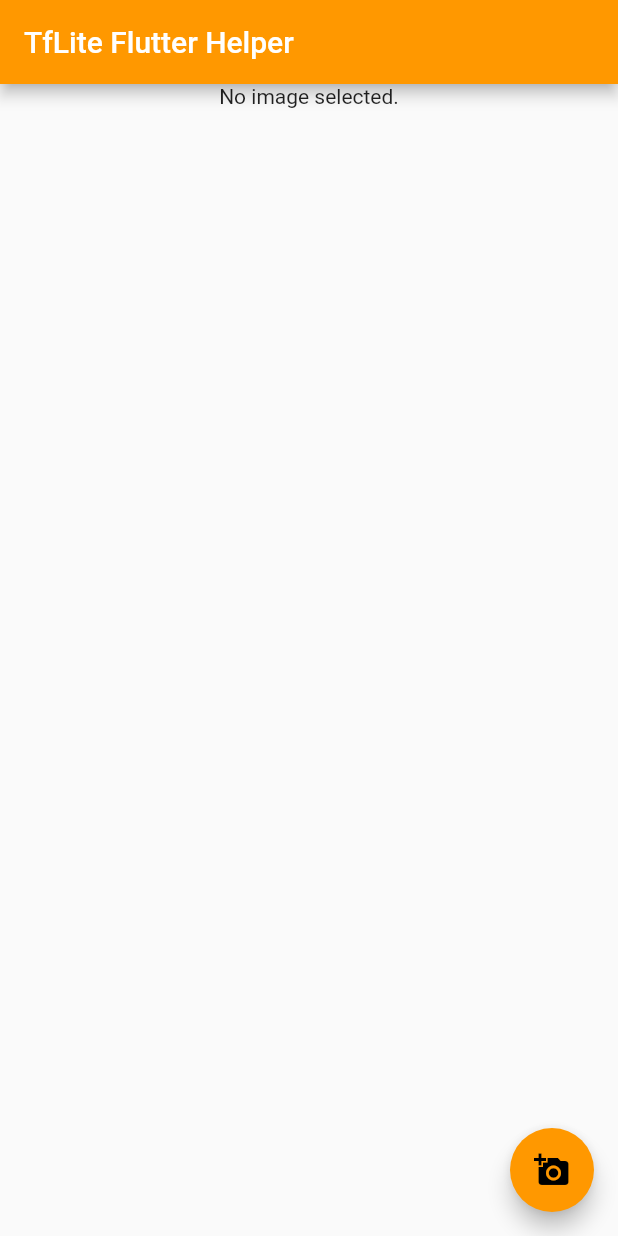
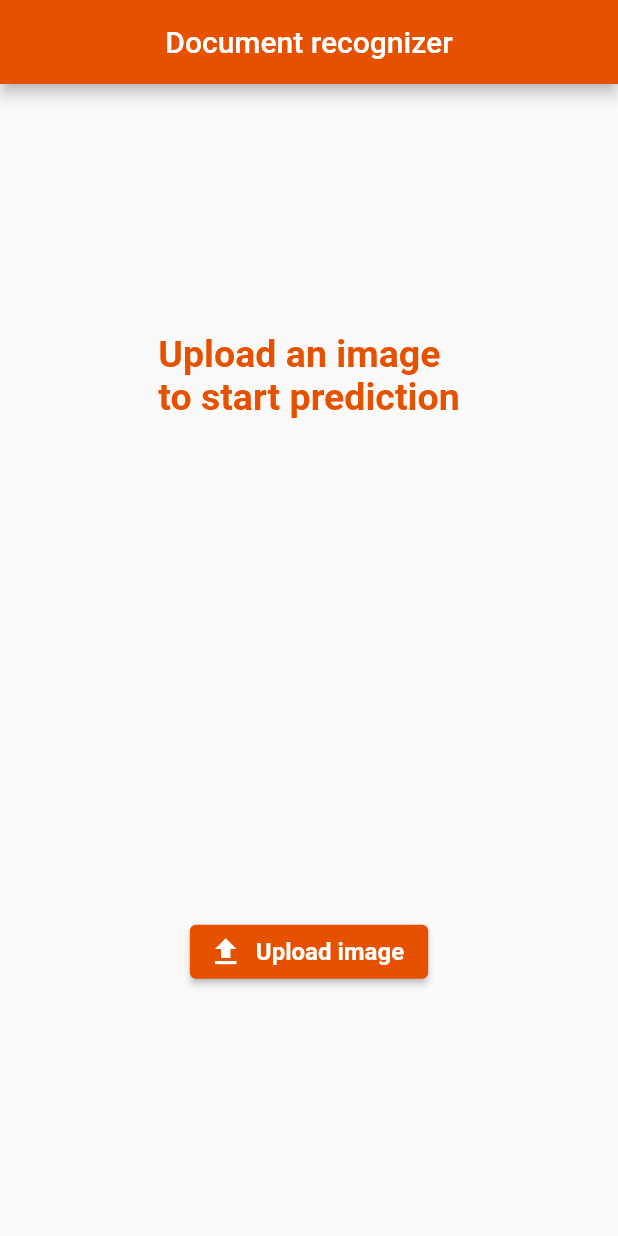
Before and after one commit to LorenzoLongarini/Deep-Learning-based-system-for-document-recognition, a Flutter app: the screen it shows after launch, on a phone screen of 412 x 824 dp. Run offline on Flutter 3.47's test engine with Material 2 defaults, Android fonts, the phone set to English and light mode, and no system bars; our stand-ins replace image_picker, logger; missing offline and left inert: tflite_flutter, tflite_flutter_helper.

Commit message:
fix grafici

```diff
--- /dev/null
+++ b/application/document_recognition/lib/app.dart
@@ -0,0 +1,106 @@
+import 'dart:io';
+
+import 'package:document_recognition/classifier/classifier.dart';
+import 'package:document_recognition/classifier/classifier_quant.dart';
+import 'package:document_recognition/utils/labels.dart';
+import 'package:flutter/material.dart';
+import 'package:image_picker/image_picker.dart';
+import 'package:logger/logger.dart';
+import 'package:image/image.dart' as img;
+import 'package:tflite_flutter_helper/tflite_flutter_helper.dart';
+
+import 'custom_elements/picker_button.dart';
+import 'custom_elements/text_element.dart';
+
+class App extends StatefulWidget {
+  const App({super.key});
+
+  @override
+  State<App> createState() => _AppState();
+}
+
+class _AppState extends State<App> {
+  final picker = ImagePicker();
+  late Classifier _classifier;
+  var logger = Logger();
+  String text = '';
+  List<String> lines = [];
+  int totalLines = 0;
+  File? _image;
+  Image? _imageWidget;
+  img.Image? fox;
+  Category? category;
+
+  @override
+  void initState() {
+    super.initState();
+    _classifier = ClassifierQuant();
+  }
+
+  Future getImage() async {
+    final pickedFile = await picker.pickImage(source: ImageSource.gallery);
+
+    setState(() {
+      if (pickedFile != null) {
+        _image = File(pickedFile.path);
+        _imageWidget = Image.file(_image!);
+        _predict();
+      }
+    });
+  }
+
+  void _predict() async {
+    img.Image imageInput = img.decodeImage(_image!.readAsBytesSync())!;
+    var pred = _classifier.predict(imageInput);
+
+    setState(() {
+      category = pred;
+      text = getLabel(category!.label);
+      lines = text.split("\n");
+      totalLines = lines.length;
+    });
+  }
+
+  @override
+  Widget build(BuildContext context) {
+    return Scaffold(
+      appBar: AppBar(
+        centerTitle: true,
+        title: const Text(
+          'Document recognizer',
+          style: TextStyle(color: Colors.white),
+        ),
+      ),
+      body: Column(
+        mainAxisAlignment: MainAxisAlignment.spaceEvenly,
+        children: <Widget>[
+          Center(
+            child: _image == null
+                ? const TextElement(
+                    text: 'Upload an image \nto start prediction',
+                  )
+                : Container(
+                    padding: const EdgeInsets.all(15),
+                    child: ClipRRect(
+                      borderRadius: BorderRadius.circular(16),
+                      child: _imageWidget,
+                    ),
+                  ),
+          ),
+          Column(
+            children: lines.map((e) => TextElement(text: e)).toList(),
+          ),
+          PickerButton(
+            onPressed: getImage,
+          )
+          // Text(
+          //   category != null
+          //       ? 'Confidence: ${category!.score.toStringAsFixed(3)}'
+          //       : '',
+          //   style: const TextStyle(fontSize: 16),
+          // ),
+        ],
+      ),
+    );
+  }
+}
--- a/application/document_recognition/lib/classifier/classifier.dart
+++ b/application/document_recognition/lib/classifier/classifier.dart
@@ -78,7 +78,7 @@ abstract class Classifier {
     return ImageProcessorBuilder()
         .add(ResizeWithCropOrPadOp(cropSize, cropSize))
         .add(ResizeOp(
-            _inputShape[0], _inputShape[1], ResizeMethod.NEAREST_NEIGHBOUR))
+            _inputShape[1], _inputShape[2], ResizeMethod.NEAREST_NEIGHBOUR))
         .add(preProcessNormalizeOp)
         .build()
         .process(_inputImage);
--- /dev/null
+++ b/application/document_recognition/lib/custom_elements/picker_button.dart
@@ -0,0 +1,25 @@
+import 'package:flutter/material.dart';
+
+class PickerButton extends StatelessWidget {
+  const PickerButton({
+    super.key,
+    this.onPressed,
+  });
+  final void Function()? onPressed;
+  // final String text;
+
+  @override
+  Widget build(BuildContext context) {
+    return ElevatedButton.icon(
+      onPressed: onPressed,
+      icon: const Icon(Icons.upload_sharp),
+      label: const Text(
+        'Upload image',
+        style: TextStyle(
+          fontSize: 16,
+          fontWeight: FontWeight.bold,
+        ),
+      ),
+    );
+  }
+}
--- /dev/null
+++ b/application/document_recognition/lib/custom_elements/text_element.dart
@@ -0,0 +1,17 @@
+import 'package:flutter/material.dart';
+
+class TextElement extends StatelessWidget {
+  const TextElement({super.key, required this.text});
+  final String text;
+  @override
+  Widget build(BuildContext context) {
+    return Text(
+      text,
+      style: const TextStyle(
+        fontSize: 25,
+        fontWeight: FontWeight.bold,
+        color: Color(0xffe65100),
+      ),
+    );
+  }
+}
--- a/application/document_recognition/lib/main.dart
+++ b/application/document_recognition/lib/main.dart
@@ -1,121 +1,46 @@
-import 'dart:io';
+import 'package:document_recognition/app.dart';
+import 'package:flutter/material.dart';
 
-import 'package:document_recognition/classifier/classifier.dart';
-import 'package:document_recognition/classifier/classifier_quant.dart';
-import 'package:flutter/material.dart';
-import 'package:image/image.dart' as img;
-import 'package:image_picker/image_picker.dart';
-import 'package:logger/logger.dart';
-import 'package:tflite_flutter_helper/tflite_flutter_helper.dart';
-
-void main() => runApp(MyApp());
+void main() => runApp(const MyApp());
 
 class MyApp extends StatelessWidget {
+  const MyApp({super.key});
+
   @override
   Widget build(BuildContext context) {
     return MaterialApp(
-      title: 'Image Classification',
+      title: 'Document Classification',
       theme: ThemeData(
-        primarySwatch: Colors.orange,
+        primarySwatch: MaterialColor(const Color(0xffe65100).value, {
+          100: Color(const Color(0xffffe0b2).value),
+          200: Color(const Color(0xffffcc80).value),
+          300: Color(const Color(0xffffb74d).value),
+          400: Color(const Color(0xffffa726).value),
+          50: Color(const Color(0xfffff3e0).value),
+          500: Color(const Color(0xffff9800).value),
+          600: Color(const Color(0xfffb8c00).value),
+          700: Color(const Color(0xfff57c00).value),
+          800: Color(const Color(0xffef6c00).value),
+          900: Color(const Color(0xffe65100).value)
+        }),
       ),
-      home: MyHomePage(title: 'Flutter Demo Home Page'),
+      home: const MyHomePage(),
     );
   }
 }
 
 class MyHomePage extends StatefulWidget {
-  const MyHomePage({Key? key, this.title}) : super(key: key);
-
-  final String? title;
+  const MyHomePage({
+    Key? key,
+  }) : super(key: key);
 
   @override
   _MyHomePageState createState() => _MyHomePageState();
 }
 
 class _MyHomePageState extends State<MyHomePage> {
-  late Classifier _classifier;
-
-  var logger = Logger();
-
-  File? _image;
-  final picker = ImagePicker();
-
-  Image? _imageWidget;
-
-  img.Image? fox;
-
-  Category? category;
-
-  @override
-  void initState() {
-    super.initState();
-    _classifier = ClassifierQuant();
-  }
-
-  Future getImage() async {
-    final pickedFile = await picker.pickImage(source: ImageSource.gallery);
-
-    setState(() {
-      _image = File(pickedFile!.path);
-      _imageWidget = Image.file(_image!);
-
-      _predict();
-    });
-  }
-
-  void _predict() async {
-    img.Image imageInput = img.decodeImage(_image!.readAsBytesSync())!;
-    var pred = _classifier.predict(imageInput);
-
-    setState(() {
-      this.category = pred;
-    });
-  }
-
   @override
   Widget build(BuildContext context) {
-    return Scaffold(
-      appBar: AppBar(
-        title: const Text('TfLite Flutter Helper',
-            style: TextStyle(color: Colors.white)),
-      ),
-      body: Column(
-        children: <Widget>[
-          Center(
-            child: _image == null
-                ? const Text('No image selected.')
-                : Container(
-                    constraints: BoxConstraints(
-                        maxHeight: MediaQuery.of(context).size.height / 2),
-                    decoration: BoxDecoration(
-                      border: Border.all(),
-                    ),
-                    child: _imageWidget,
-                  ),
-          ),
-          const SizedBox(
-            height: 36,
-          ),
-          Text(
-            category != null ? category!.label : '',
-            style: const TextStyle(fontSize: 20, fontWeight: FontWeight.w600),
-          ),
-          const SizedBox(
-            height: 8,
-          ),
-          Text(
-            category != null
-                ? 'Confidence: ${category!.score.toStringAsFixed(3)}'
-                : '',
-            style: const TextStyle(fontSize: 16),
-          ),
-        ],
-      ),
-      floatingActionButton: FloatingActionButton(
-        onPressed: getImage,
-        tooltip: 'Pick Image',
-        child: const Icon(Icons.add_a_photo),
-      ),
-    );
+    return const App();
   }
 }
```
Also changed, not shown: application/document_recognition/lib/constants/constants.dart (added, +10 -0 lines), application/document_recognition/lib/utils/labels.dart (added, +28 -0 lines).
